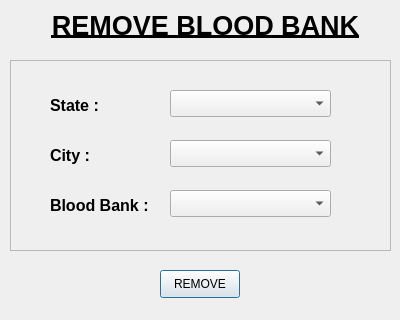
Qt form Layouts/Dialogs/superadmin/Blood Banks/removeBloodBank.ui (bits-magnet/MDTouchs) before a commit.
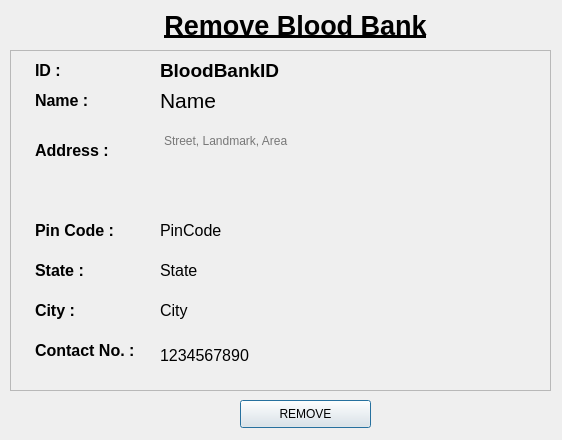
The same form after that commit.

The edit to the form file:
```diff
--- a/Layouts/Dialogs/superadmin/Blood Banks/removeBloodBank.ui
+++ b/Layouts/Dialogs/superadmin/Blood Banks/removeBloodBank.ui
@@ -6,123 +6,262 @@
    <rect>
     <x>0</x>
     <y>0</y>
-    <width>400</width>
-    <height>320</height>
+    <width>562</width>
+    <height>440</height>
    </rect>
   </property>
   <property name="windowTitle">
    <string> </string>
   </property>
+  <widget class="QPushButton" name="removeButton">
+   <property name="geometry">
+    <rect>
+     <x>240</x>
+     <y>400</y>
+     <width>131</width>
+     <height>28</height>
+    </rect>
+   </property>
+   <property name="text">
+    <string>REMOVE</string>
+   </property>
+  </widget>
+  <widget class="QLabel" name="title">
+   <property name="geometry">
+    <rect>
+     <x>130</x>
+     <y>0</y>
+     <width>331</width>
+     <height>51</height>
+    </rect>
+   </property>
+   <property name="text">
+    <string>&lt;html&gt;&lt;head/&gt;&lt;body&gt;&lt;p align=&quot;center&quot;&gt;&lt;span style=&quot; font-size:20pt; font-weight:600; text-decoration: underline;&quot;&gt;Remove Blood Bank&lt;/span&gt;&lt;/p&gt;&lt;/body&gt;&lt;/html&gt;</string>
+   </property>
+  </widget>
   <widget class="QFrame" name="frame">
    <property name="geometry">
     <rect>
      <x>10</x>
-     <y>60</y>
-     <width>381</width>
-     <height>191</height>
+     <y>50</y>
+     <width>541</width>
+     <height>341</height>
     </rect>
    </property>
+   <property name="styleSheet">
+    <string notr="true"/>
+   </property>
    <property name="frameShape">
     <enum>QFrame::StyledPanel</enum>
    </property>
    <property name="frameShadow">
     <enum>QFrame::Raised</enum>
    </property>
-   <widget class="QComboBox" name="cityComboBox">
+   <widget class="QLabel" name="nameLabel">
     <property name="geometry">
      <rect>
-      <x>160</x>
-      <y>80</y>
-      <width>161</width>
-      <height>27</height>
-     </rect>
-    </property>
-   </widget>
-   <widget class="QComboBox" name="bloodBankComboBox">
-    <property name="geometry">
-     <rect>
-      <x>160</x>
-      <y>130</y>
-      <width>161</width>
-      <height>27</height>
-     </rect>
-    </property>
-   </widget>
-   <widget class="QComboBox" name="stateComboBox">
-    <property name="geometry">
-     <rect>
-      <x>160</x>
+      <x>25</x>
       <y>30</y>
-      <width>161</width>
-      <height>27</height>
+      <width>101</width>
+      <height>41</height>
      </rect>
     </property>
+    <property name="text">
+     <string>&lt;html&gt;&lt;head/&gt;&lt;body&gt;&lt;p&gt;&lt;span style=&quot; font-size:12pt; font-weight:600;&quot;&gt;Name :&lt;/span&gt;&lt;/p&gt;&lt;/body&gt;&lt;/html&gt;</string>
+    </property>
    </widget>
-   <widget class="QLabel" name="cityLabel">
+   <widget class="QLabel" name="addressLabel">
     <property name="geometry">
      <rect>
-      <x>40</x>
+      <x>25</x>
       <y>80</y>
-      <width>111</width>
-      <height>31</height>
+      <width>101</width>
+      <height>41</height>
      </rect>
     </property>
     <property name="text">
-     <string>&lt;html&gt;&lt;head/&gt;&lt;body&gt;&lt;p&gt;&lt;span style=&quot; font-size:12pt; font-weight:600;&quot;&gt;City : &lt;/span&gt;&lt;/p&gt;&lt;/body&gt;&lt;/html&gt;</string>
+     <string>&lt;html&gt;&lt;head/&gt;&lt;body&gt;&lt;p&gt;&lt;span style=&quot; font-size:12pt; font-weight:600;&quot;&gt;Address :&lt;/span&gt;&lt;/p&gt;&lt;/body&gt;&lt;/html&gt;</string>
     </property>
    </widget>
    <widget class="QLabel" name="bloodBankLabel">
     <property name="geometry">
      <rect>
-      <x>40</x>
-      <y>130</y>
-      <width>111</width>
-      <height>31</height>
+      <x>25</x>
+      <y>280</y>
+      <width>131</width>
+      <height>41</height>
      </rect>
     </property>
     <property name="text">
-     <string>&lt;html&gt;&lt;head/&gt;&lt;body&gt;&lt;p&gt;&lt;span style=&quot; font-size:12pt; font-weight:600;&quot;&gt;Blood Bank :&lt;/span&gt;&lt;/p&gt;&lt;/body&gt;&lt;/html&gt;</string>
+     <string>&lt;html&gt;&lt;head/&gt;&lt;body&gt;&lt;p&gt;&lt;span style=&quot; font-size:12pt; font-weight:600;&quot;&gt;Contact No. :&lt;/span&gt;&lt;/p&gt;&lt;/body&gt;&lt;/html&gt;</string>
     </property>
    </widget>
    <widget class="QLabel" name="stateLabel">
     <property name="geometry">
      <rect>
-      <x>40</x>
-      <y>30</y>
-      <width>111</width>
+      <x>25</x>
+      <y>200</y>
+      <width>101</width>
+      <height>41</height>
+     </rect>
+    </property>
+    <property name="text">
+     <string>&lt;html&gt;&lt;head/&gt;&lt;body&gt;&lt;p&gt;&lt;span style=&quot; font-size:12pt; font-weight:600;&quot;&gt;State :&lt;/span&gt;&lt;/p&gt;&lt;/body&gt;&lt;/html&gt;</string>
+    </property>
+   </widget>
+   <widget class="QLabel" name="pinCodeLabel">
+    <property name="geometry">
+     <rect>
+      <x>25</x>
+      <y>160</y>
+      <width>101</width>
+      <height>41</height>
+     </rect>
+    </property>
+    <property name="text">
+     <string>&lt;html&gt;&lt;head/&gt;&lt;body&gt;&lt;p&gt;&lt;span style=&quot; font-size:12pt; font-weight:600;&quot;&gt;Pin Code :&lt;/span&gt;&lt;/p&gt;&lt;/body&gt;&lt;/html&gt;</string>
+    </property>
+   </widget>
+   <widget class="QLabel" name="cityLabel">
+    <property name="geometry">
+     <rect>
+      <x>25</x>
+      <y>240</y>
+      <width>101</width>
+      <height>41</height>
+     </rect>
+    </property>
+    <property name="text">
+     <string>&lt;html&gt;&lt;head/&gt;&lt;body&gt;&lt;p&gt;&lt;span style=&quot; font-size:12pt; font-weight:600;&quot;&gt;City :&lt;/span&gt;&lt;/p&gt;&lt;/body&gt;&lt;/html&gt;</string>
+    </property>
+   </widget>
+   <widget class="QTextBrowser" name="address">
+    <property name="geometry">
+     <rect>
+      <x>150</x>
+      <y>80</y>
+      <width>371</width>
+      <height>61</height>
+     </rect>
+    </property>
+    <property name="styleSheet">
+     <string notr="true">background-color:transparent;
+border:none;</string>
+    </property>
+    <property name="placeholderText">
+     <string>Street, Landmark, Area</string>
+    </property>
+   </widget>
+   <widget class="QLabel" name="pinCode">
+    <property name="geometry">
+     <rect>
+      <x>150</x>
+      <y>170</y>
+      <width>181</width>
+      <height>21</height>
+     </rect>
+    </property>
+    <property name="styleSheet">
+     <string notr="true">font-size:12pt;</string>
+    </property>
+    <property name="text">
+     <string>PinCode</string>
+    </property>
+   </widget>
+   <widget class="QLabel" name="state">
+    <property name="geometry">
+     <rect>
+      <x>150</x>
+      <y>210</y>
+      <width>181</width>
+      <height>21</height>
+     </rect>
+    </property>
+    <property name="styleSheet">
+     <string notr="true">font-size:12pt;</string>
+    </property>
+    <property name="text">
+     <string>State</string>
+    </property>
+   </widget>
+   <widget class="QLabel" name="city">
+    <property name="geometry">
+     <rect>
+      <x>150</x>
+      <y>250</y>
+      <width>181</width>
+      <height>21</height>
+     </rect>
+    </property>
+    <property name="styleSheet">
+     <string notr="true">font-size:12pt;</string>
+    </property>
+    <property name="text">
+     <string>City</string>
+    </property>
+   </widget>
+   <widget class="QLabel" name="contact">
+    <property name="geometry">
+     <rect>
+      <x>150</x>
+      <y>290</y>
+      <width>181</width>
       <height>31</height>
      </rect>
     </property>
+    <property name="styleSheet">
+     <string notr="true">font-size:12pt;</string>
+    </property>
     <property name="text">
-     <string>&lt;html&gt;&lt;head/&gt;&lt;body&gt;&lt;p&gt;&lt;span style=&quot; font-size:12pt; font-weight:600;&quot;&gt;State : &lt;/span&gt;&lt;/p&gt;&lt;/body&gt;&lt;/html&gt;</string>
+     <string>1234567890</string>
     </property>
    </widget>
-  </widget>
-  <widget class="QPushButton" name="removeButton">
-   <property name="geometry">
-    <rect>
-     <x>160</x>
-     <y>270</y>
-     <width>80</width>
-     <height>28</height>
-    </rect>
-   </property>
-   <property name="text">
-    <string>REMOVE</string>
-   </property>
-  </widget>
-  <widget class="QLabel" name="title">
-   <property name="geometry">
-    <rect>
-     <x>50</x>
-     <y>0</y>
-     <width>311</width>
-     <height>51</height>
-    </rect>
-   </property>
-   <property name="text">
-    <string>&lt;html&gt;&lt;head/&gt;&lt;body&gt;&lt;p align=&quot;center&quot;&gt;&lt;span style=&quot; font-size:20pt; font-weight:600; text-decoration: underline;&quot;&gt;REMOVE BLOOD BANK&lt;/span&gt;&lt;/p&gt;&lt;/body&gt;&lt;/html&gt;</string>
-   </property>
+   <widget class="QLabel" name="name">
+    <property name="geometry">
+     <rect>
+      <x>150</x>
+      <y>30</y>
+      <width>371</width>
+      <height>41</height>
+     </rect>
+    </property>
+    <property name="styleSheet">
+     <string notr="true">font-size:16pt;</string>
+    </property>
+    <property name="text">
+     <string>Name</string>
+    </property>
+   </widget>
+   <widget class="QLabel" name="IDLabel">
+    <property name="geometry">
+     <rect>
+      <x>25</x>
+      <y>0</y>
+      <width>131</width>
+      <height>41</height>
+     </rect>
+    </property>
+    <property name="text">
+     <string>&lt;html&gt;&lt;head/&gt;&lt;body&gt;&lt;p&gt;&lt;span style=&quot; font-size:12pt; font-weight:600;&quot;&gt;ID :&lt;/span&gt;&lt;/p&gt;&lt;/body&gt;&lt;/html&gt;</string>
+    </property>
+   </widget>
+   <widget class="QLabel" name="bloodBankID">
+    <property name="geometry">
+     <rect>
+      <x>150</x>
+      <y>0</y>
+      <width>371</width>
+      <height>41</height>
+     </rect>
+    </property>
+    <property name="styleSheet">
+     <string notr="true">font-size:14pt;
+font-weight: bold;</string>
+    </property>
+    <property name="text">
+     <string>BloodBankID</string>
+    </property>
+   </widget>
   </widget>
  </widget>
  <resources/>
```
Left out of the diff: 4 changed lines with no effect on the pictures.
